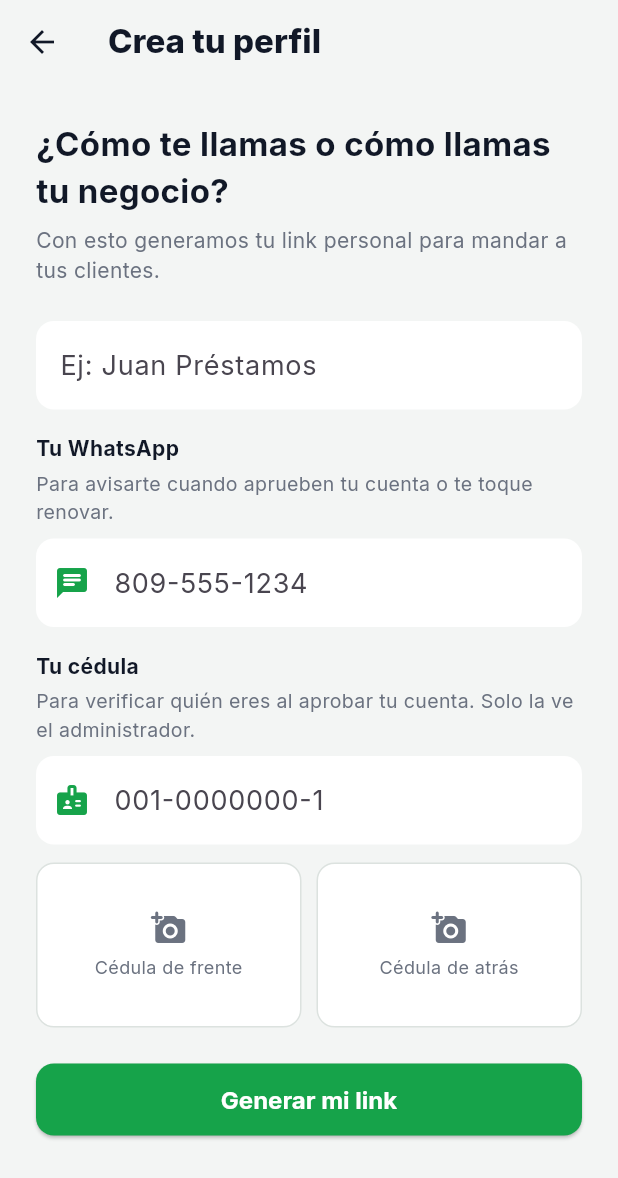
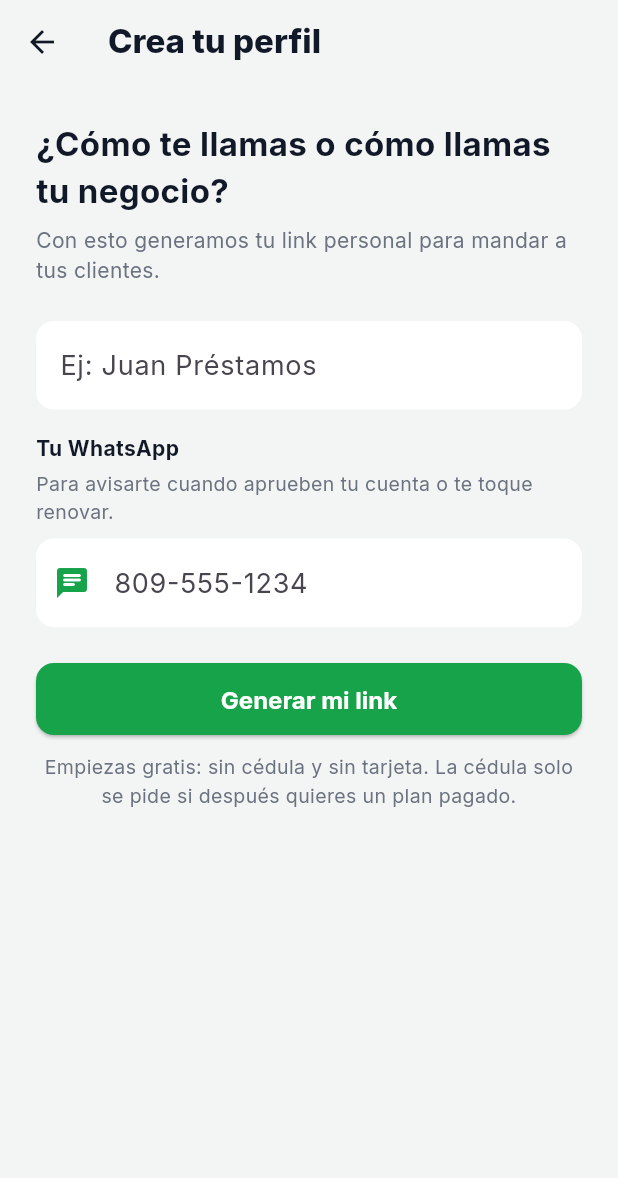
Before and after one commit to Jsantiago28/credisantiago, a Flutter app: the RegistroScreen screen opened directly, on a phone screen of 412 x 824 dp. Shown: the top 1178 px of the screen. Run offline on Flutter 3.47's test engine with Material 3 defaults, Android fonts, the phone set to English and light mode, and no system bars; our stand-ins replace file_picker, fl_chart, flutter_local_notifications, flutter_map, flutter_secure_storage, geolocator and 10 more; missing offline and left inert: dart:html, dart:js_interop, excel; accounts and stored records are empty; network calls fail.

Commit message:
Registro sin cédula para probar gratis; la cédula se pide al comprar un plan
Co-Authored-By: Claude Opus 5.5 <noreply@anthropic.com>

```diff
--- a/lib/screens/registro_screen.dart
+++ b/lib/screens/registro_screen.dart
@@ -1,10 +1,7 @@
-import 'dart:typed_data';
-
 import 'package:flutter/material.dart';
 import '../services/supabase_service.dart';
 import '../logic/validacion.dart';
 import '../theme/app_theme.dart';
-import '../widgets/elegir_foto.dart';
 import '../widgets/formato_campos.dart';
 import 'link_generado_screen.dart';
 
@@ -18,12 +15,9 @@ class RegistroScreen extends StatefulWidget {
 class _RegistroScreenState extends State<RegistroScreen> {
   final _nombreCtrl = TextEditingController();
   final _whatsappCtrl = TextEditingController();
-  final _cedulaCtrl = TextEditingController();
-  Uint8List? _fotoFrente;
-  Uint8List? _fotoReverso;
 
-  /// Link ya creado: si después falla subir la cédula, al reintentar no se
-  /// crea otro perfil.
+  /// Link ya creado: si después algo falla, al reintentar no se crea otro
+  /// perfil.
   String? _slugCreado;
   bool _cargando = false;
   String? _error;
@@ -49,15 +43,6 @@ class _RegistroScreenState extends State<RegistroScreen> {
       setState(() => _error = 'WhatsApp: $errorWhatsApp');
       return;
     }
-    final errorDeCedula = errorCedula(_cedulaCtrl.text);
-    if (errorDeCedula != null) {
-      setState(() => _error = 'Cédula: $errorDeCedula');
-      return;
-    }
-    if (_fotoFrente == null || _fotoReverso == null) {
-      setState(() => _error = 'Sube la foto de tu cédula de los dos lados');
-      return;
-    }
     setState(() {
       _cargando = true;
       _error = null;
@@ -80,14 +65,8 @@ class _RegistroScreenState extends State<RegistroScreen> {
         invitadoPor: _invito?.id == user.id ? null : _invito?.id,
       );
       await servicio.olvidarInvitacion();
-      // La cédula va después del perfil: la carpeta de fotos de un
-      // prestamista solo existe cuando ya tiene perfil.
-      final frente =
-          await servicio.subirFoto(bytes: _fotoFrente!, prestamistaId: user.id, tipo: 'mi_cedula_f');
-      final reverso = await servicio.subirFoto(
-          bytes: _fotoReverso!, prestamistaId: user.id, tipo: 'mi_cedula_r');
-      await servicio.guardarCedulaPrestamista(user.id,
-          cedula: _cedulaCtrl.text.trim(), frente: frente, reverso: reverso);
+      // La cédula NO se pide aquí: para probar en Gratis basta el nombre y el
+      // WhatsApp. Se pide al comprar un plan (RegistroFormalScreen).
       // Aparte: si falta la migración de pagos de planes (sin la columna
       // whatsapp), el registro igual se completa.
       try {
@@ -185,46 +164,6 @@ class _RegistroScreenState extends State<RegistroScreen> {
                 ),
               ),
             ),
-            const SizedBox(height: 16),
-            const Text('Tu cédula', style: TextStyle(fontWeight: FontWeight.w700)),
-            const SizedBox(height: 4),
-            Text('Para verificar quién eres al aprobar tu cuenta. Solo la ve el administrador.',
-                style: TextStyle(color: AppColors.grey, fontSize: 13)),
-            const SizedBox(height: 8),
-            TextField(
-              controller: _cedulaCtrl,
-              keyboardType: TextInputType.number,
-              inputFormatters: [FormatoCedula()],
-              style: const TextStyle(fontSize: 18),
-              decoration: InputDecoration(
-                hintText: '001-0000000-1',
-                prefixIcon: Icon(Icons.badge_rounded, color: AppColors.green),
-                filled: true,
-                fillColor: AppColors.surface,
-                border: OutlineInputBorder(
-                  borderRadius: BorderRadius.circular(12),
-                  borderSide: BorderSide.none,
-                ),
-              ),
-            ),
-            const SizedBox(height: 12),
-            Row(
-              children: [
-                Expanded(
-                  child: _foto('Cédula de frente', _fotoFrente, () async {
-                    final b = await elegirFoto(context);
-                    if (b != null) setState(() => _fotoFrente = b);
-                  }),
-                ),
-                const SizedBox(width: 10),
-                Expanded(
-                  child: _foto('Cédula de atrás', _fotoReverso, () async {
-                    final b = await elegirFoto(context);
-                    if (b != null) setState(() => _fotoReverso = b);
-                  }),
-                ),
-              ],
-            ),
             if (_error != null) ...[
               const SizedBox(height: 12),
               Text(_error!, style: TextStyle(color: AppColors.red)),
@@ -239,38 +178,14 @@ class _RegistroScreenState extends State<RegistroScreen> {
                       child: CircularProgressIndicator(strokeWidth: 2))
                   : const Text('Generar mi link'),
             ),
+            const SizedBox(height: 12),
+            Text('Empiezas gratis: sin cédula y sin tarjeta. La cédula solo se pide si '
+                'después quieres un plan pagado.',
+                textAlign: TextAlign.center,
+                style: TextStyle(color: AppColors.grey, fontSize: 13)),
           ],
         ),
       ),
     );
   }
-
-  /// Recuadro para subir una foto (o verla si ya se eligió).
-  Widget _foto(String etiqueta, Uint8List? bytes, VoidCallback alTocar) {
-    return InkWell(
-      borderRadius: BorderRadius.circular(12),
-      onTap: _cargando ? null : alTocar,
-      child: Container(
-        height: 110,
-        decoration: BoxDecoration(
-          color: AppColors.surface,
-          borderRadius: BorderRadius.circular(12),
-          border: Border.all(color: bytes != null ? AppColors.green : AppColors.border),
-        ),
-        clipBehavior: Clip.antiAlias,
-        child: bytes != null
-            ? Image.memory(bytes, fit: BoxFit.cover, width: double.infinity)
-            : Column(
-                mainAxisAlignment: MainAxisAlignment.center,
-                children: [
-                  Icon(Icons.add_a_photo_rounded, color: AppColors.grey),
-                  const SizedBox(height: 6),
-                  Text(etiqueta,
-                      textAlign: TextAlign.center,
-                      style: TextStyle(color: AppColors.grey, fontSize: 12)),
-                ],
-              ),
-      ),
-    );
-  }
 }
```
Also changed, not shown: lib/screens/admin_screen.dart (+33 -0 lines), lib/screens/planes_screen.dart (+19 -2 lines), lib/screens/registro_formal_screen.dart (added, +171 -0 lines), 5 other files.
